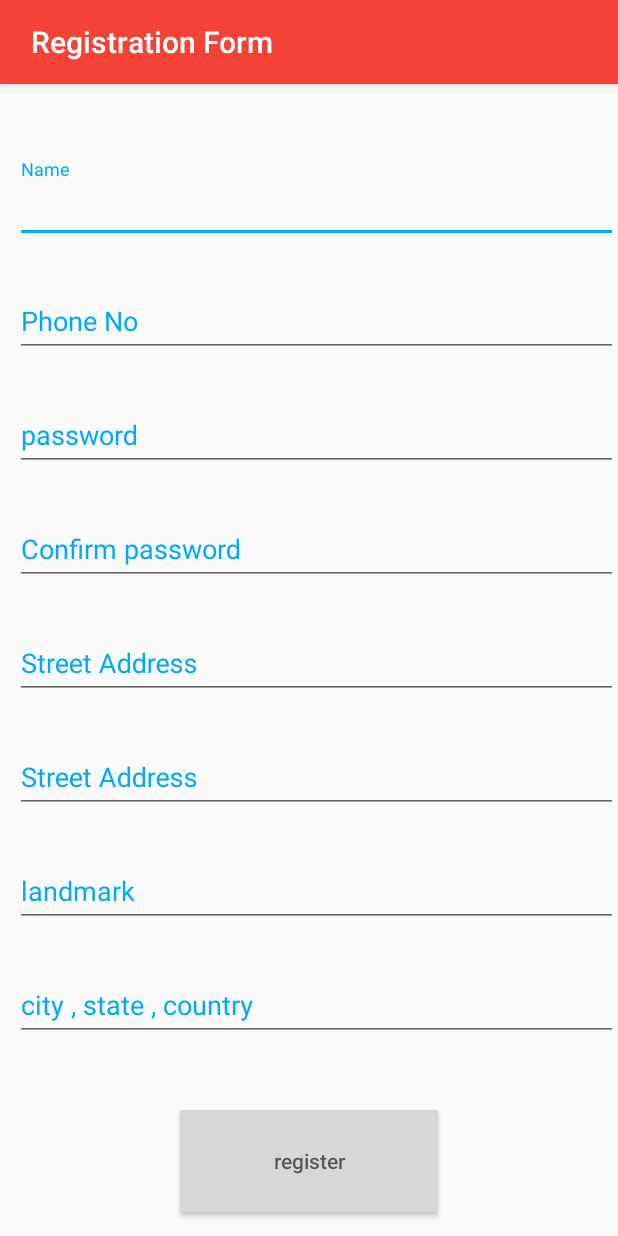
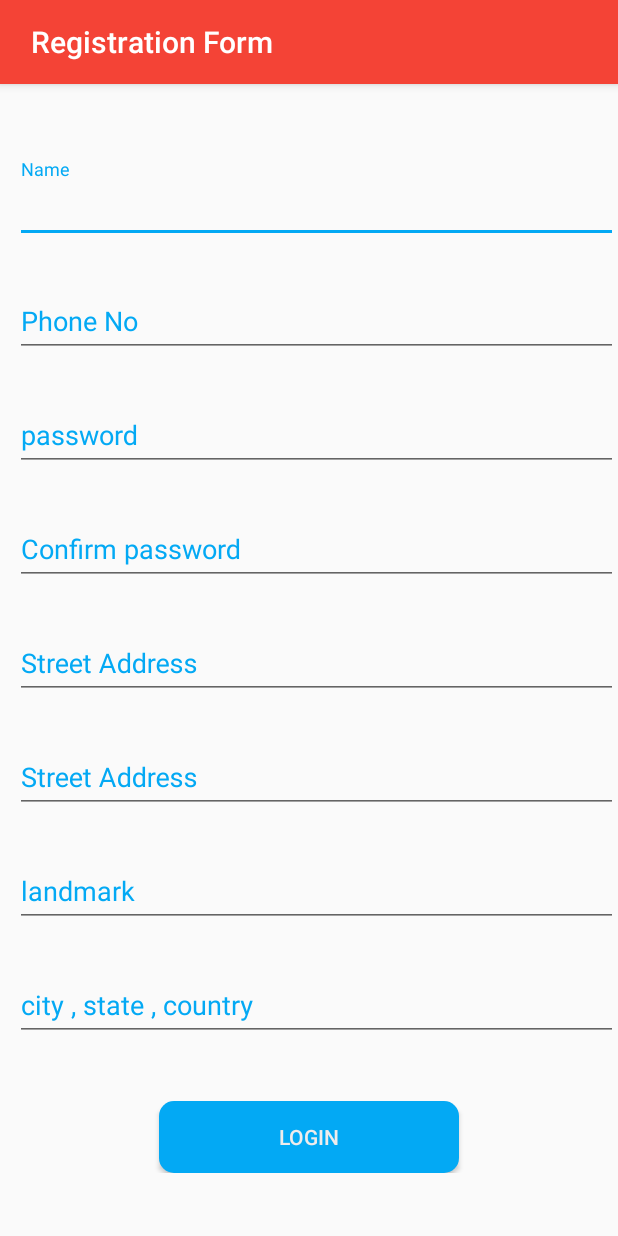
Before and after one commit to Rex7/LaundryProject, an Android app: the RegisterScreen screen opened directly, with no data from a screen before it, on a phone screen of 412 x 824 dp. Run offline under Robolectric (Android 15) with nearby library versions, the phone set to English and light mode, and no system bars; our stand-ins replace Volley; network calls fail.

```diff
--- a/app/src/main/java/com/example/laundryproject/DailogFragment.java
+++ b/app/src/main/java/com/example/laundryproject/DailogFragment.java
@@ -41,8 +41,6 @@ public class DailogFragment extends DialogFragment {
     @SuppressLint("ValidFragment")
     DailogFragment(Context context, SessionManage sessionManage) {
         Log.v("MyDataPlus", "hellobabe");
-
-
         this.sessionManage = sessionManage;
         this.context = context;
     }
--- a/app/src/main/java/com/example/laundryproject/SessionManage.java
+++ b/app/src/main/java/com/example/laundryproject/SessionManage.java
@@ -3,6 +3,7 @@ package com.example.laundryproject;
 import android.content.Context;
 import android.content.Intent;
 import android.content.SharedPreferences;
+import android.util.Log;
 
 import java.util.HashMap;
 
@@ -15,20 +16,29 @@ public class SessionManage {
     private static final String NAME = "name";
     private static final String PASSWORD = "password";
     private static final String PHONENO = "phoneNo";
+    private static final String ADDRESS1 = "address1";
+    private static final String ADDRESS2 = "address2";
+    private static final String ADDRESS3 = "address3";
+    private static final String ADDRESS4 = "address4";
 
 
-    SessionManage(Context context) {
+
+    public SessionManage(Context context) {
         this.context = context;
         sharedPreferences = context.getApplicationContext().getSharedPreferences(app, Context.MODE_PRIVATE);
         editor = sharedPreferences.edit();
     }
 
-    public void createSession(String password, String phoneNO, String username) {
+     void createSession(String password, String phoneNO, String username,String ... address) {
         editor.putBoolean(IS_LOGIN, true);
         editor.putString(NAME, username);
         editor.putString(PHONENO, phoneNO);
         editor.putString(PASSWORD, password);
-
+        editor.putString(ADDRESS1,address[0]);
+         Log.v("myLog","address "+address[0]);
+        editor.putString(ADDRESS2,address[1]);
+        editor.putString(ADDRESS3,address[2]);
+        editor.putString(ADDRESS4,address[3]);
         editor.apply();
     }
 
@@ -42,6 +52,10 @@ public class SessionManage {
         HashMap<String, String> user = new HashMap<>();
         //  user.put(NAME, sharedPreferences.getString(NAME, null));
         user.put(PHONENO, sharedPreferences.getString(PHONENO, null));
+        user.put(ADDRESS1, sharedPreferences.getString(ADDRESS1, null));
+        user.put(ADDRESS2, sharedPreferences.getString(ADDRESS2, null));
+        user.put(ADDRESS3, sharedPreferences.getString(ADDRESS3, null));
+        user.put(ADDRESS4, sharedPreferences.getString(ADDRESS4, null));
         return user;
     }
 
--- a/app/src/main/java/com/example/laundryproject/HistoryAdapter.java
+++ b/app/src/main/java/com/example/laundryproject/laundryhistory/HistoryAdapter.java
@@ -1,10 +1,12 @@
-package com.example.laundryproject;
+package com.example.laundryproject.laundryhistory;
 
 import android.content.Context;
 import android.view.LayoutInflater;
 import android.view.View;
 import android.view.ViewGroup;
 import android.widget.TextView;
+
+import com.example.laundryproject.R;
 
 import java.util.ArrayList;
 
--- a/app/src/main/java/com/example/laundryproject/LaundryHistory.java
+++ b/app/src/main/java/com/example/laundryproject/laundryhistory/LaundryHistory.java
@@ -1,4 +1,4 @@
-package com.example.laundryproject;
+package com.example.laundryproject.laundryhistory;
 
 public class LaundryHistory {
     private String noOfClothes;
--- a/app/src/main/res/layout/activity_login.xml
+++ b/app/src/main/res/layout/activity_login.xml
@@ -37,6 +37,7 @@
         <com.google.android.material.textfield.TextInputLayout
             android:id="@+id/emailId_layout"
             android:layout_centerHorizontal="true"
+
             android:layout_marginTop="30dp"
             android:layout_width="320dp"
             android:layout_below="@+id/logo"
--- a/app/src/main/res/layout/register.xml
+++ b/app/src/main/res/layout/register.xml
@@ -172,14 +172,14 @@
 
             <Button
                 android:id="@+id/register"
-                android:layout_width="180dp"
-                android:layout_height="80dp"
+                android:layout_width="200dp"
+                android:layout_height="wrap_content"
+                android:layout_below="@+id/address4_layout"
                 android:layout_centerHorizontal="true"
-                android:gravity="center"
-                android:textColor="#ffffff"
-                android:hint="@string/register"
                 android:layout_marginTop="40dp"
-                android:layout_below="@+id/address4_layout"/>
+                android:background="@drawable/rounded_button"
+                android:text="@string/login"
+                android:textColor="#efecec" />
 
 
         </RelativeLayout>
--- a/app/src/main/res/values/styles.xml
+++ b/app/src/main/res/values/styles.xml
@@ -1,7 +1,7 @@
 <resources>
 
     <!-- Base application theme. -->
-    <style name="AppTheme" parent="Theme.AppCompat.Light.NoActionBar">
+    <style name="AppTheme" parent="Theme.Design.Light.NoActionBar">
         <!-- Customize your theme here. -->
         <item name="colorPrimary">@color/colorPrimary</item>
         <item name="colorPrimaryDark">@color/colorPrimaryDark</item>
```
Also changed, not shown: app/src/main/AndroidManifest.xml (+9 -8 lines), app/src/main/java/com/example/laundryproject/LoginActivity.java (+8 -2 lines), app/src/main/java/com/example/laundryproject/MainActivity.java (+5 -18 lines), app/src/main/java/com/example/laundryproject/ProfileView.java (+26 -2 lines), app/src/main/java/com/example/laundryproject/laundryhistory/LaundryHistoryActivity.java (renamed from app/src/main/java/com/example/laundryproject/LaundryHistoryActivity.java, +8 -3 lines).
